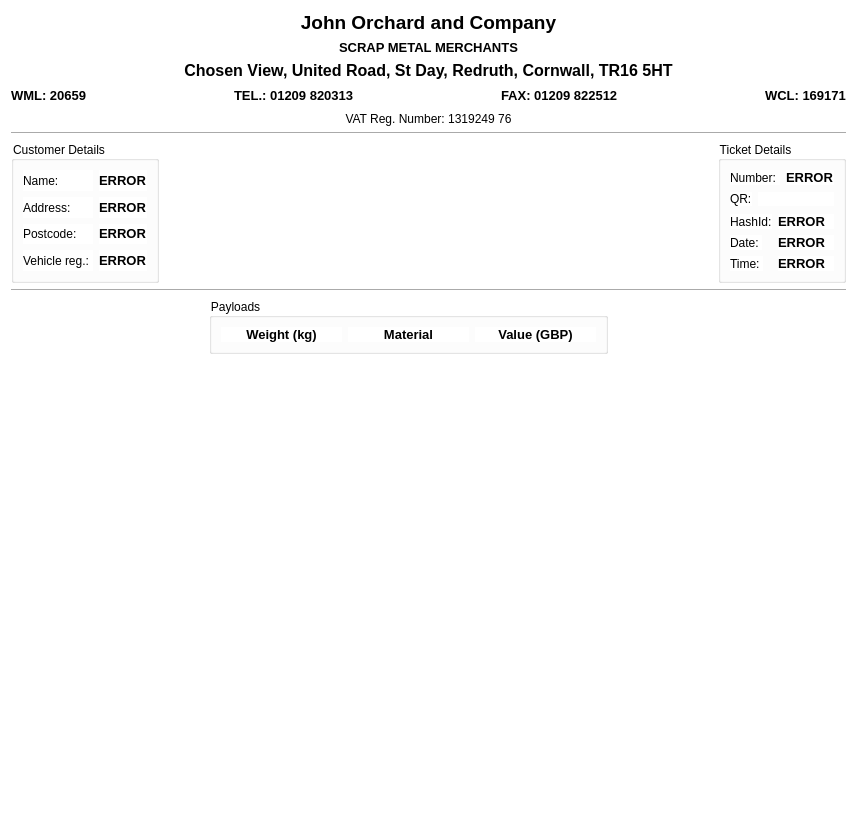
Old version of the form main_program/gui_interface_designs/ticket_review_dialog_design.ui in the repository yimenhfeifei/josm-invoice.
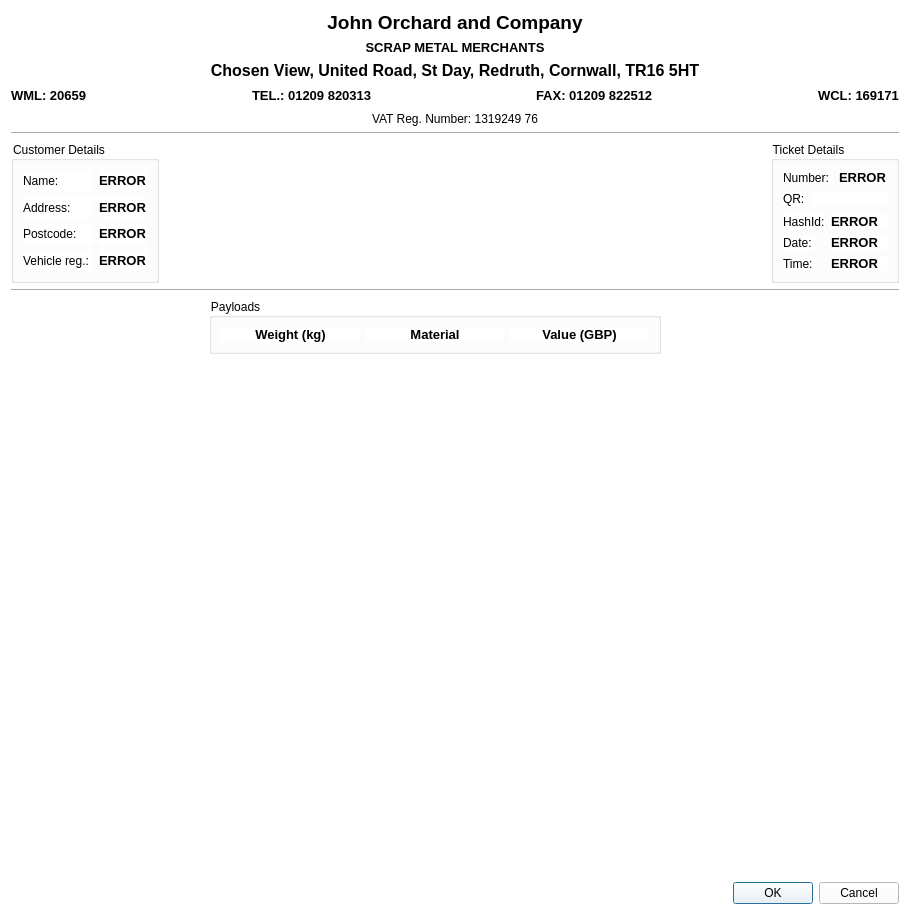
New version of the form. Icons and pictures are not drawn.

Commit message: Made ticket submission flow better,

The edit to the form file:
```diff
--- a/main_program/gui_interface_designs/ticket_review_dialog_design.ui
+++ b/main_program/gui_interface_designs/ticket_review_dialog_design.ui
@@ -6,8 +6,8 @@
    <rect>
     <x>0</x>
     <y>0</y>
-    <width>857</width>
-    <height>828</height>
+    <width>910</width>
+    <height>915</height>
    </rect>
   </property>
   <property name="sizePolicy">
@@ -554,6 +554,13 @@
      </property>
     </spacer>
    </item>
+   <item>
+    <widget class="QDialogButtonBox" name="confirmButtonbox">
+     <property name="standardButtons">
+      <set>QDialogButtonBox::Cancel|QDialogButtonBox::Ok</set>
+     </property>
+    </widget>
+   </item>
   </layout>
  </widget>
  <resources/>
```
The commit also changes 3 other files.
